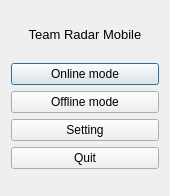
This is WelcomeDlg.ui in congchenutd/teamradarmobile as Qt 5 draws it before an edit. The edited form follows.
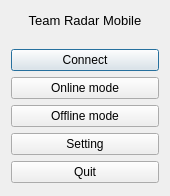
This is the edited form.

Commit message: = WelcomeDlg launched from main()

Patch:
```diff
--- a/WelcomeDlg.ui
+++ b/WelcomeDlg.ui
@@ -42,6 +42,13 @@
      </property>
     </widget>
    </item>
+   <item>
+    <widget class="QPushButton" name="btConnect">
+     <property name="text">
+      <string>Connect</string>
+     </property>
+    </widget>
+   </item>
    <item>
     <widget class="QPushButton" name="btOnline">
      <property name="text">
```
The commit also changes 20 other files.
